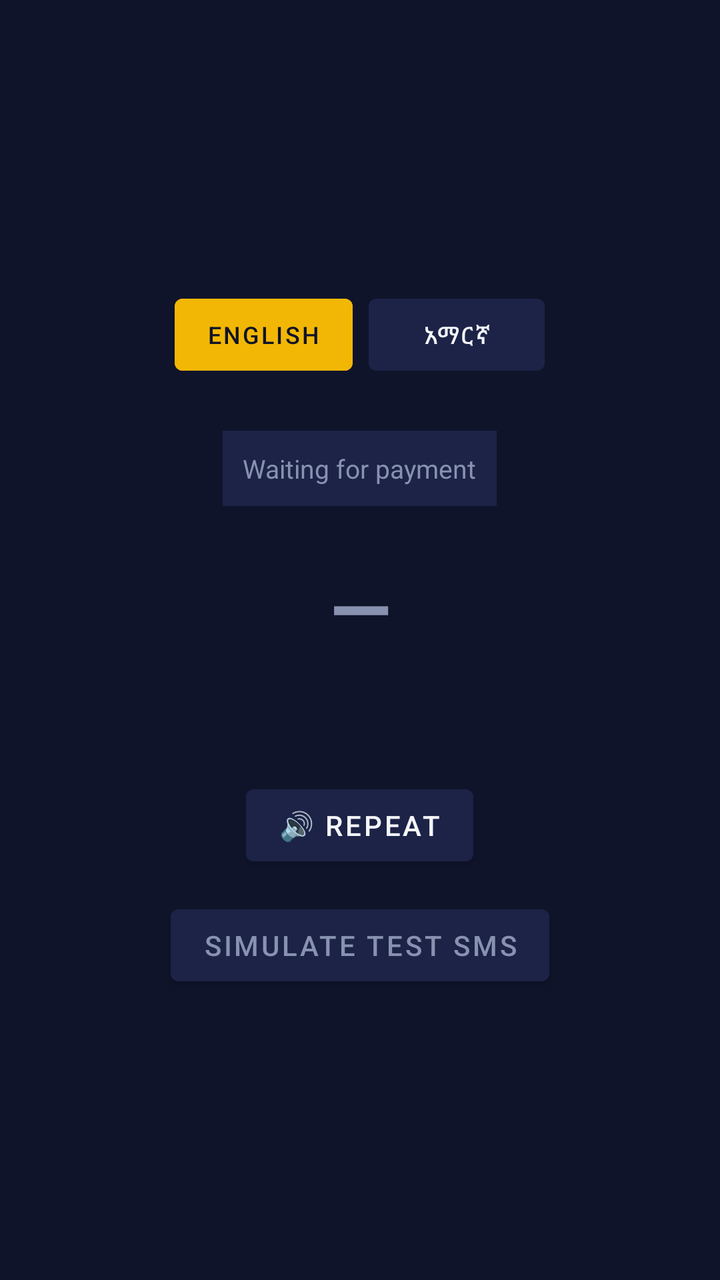
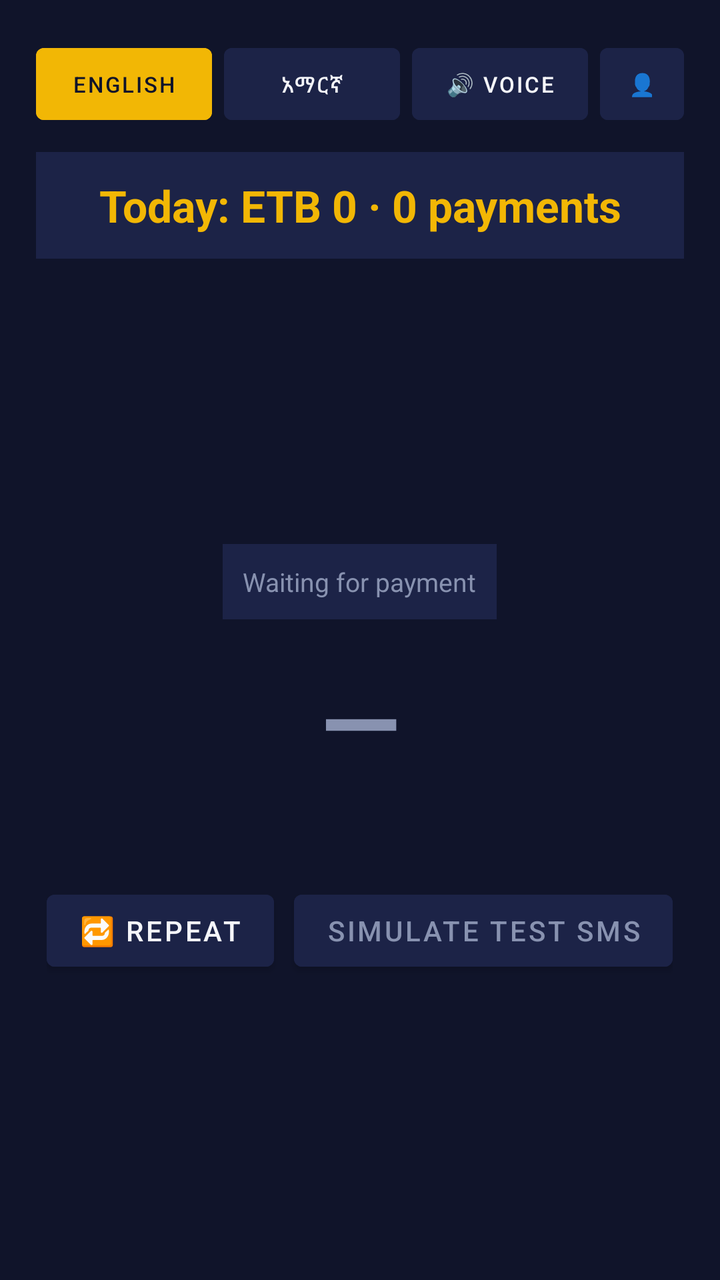

The first picture is an Android layout as it rendered before a commit; the second is the same layout after the commit. The layout source and the unified diff follow.
<!-- AndroidManifest.xml: application theme Theme.PaymentAnnouncer -->
<!-- res/layout/activity_payment.xml -->
<?xml version="1.0" encoding="utf-8"?>
<LinearLayout xmlns:android="http://schemas.android.com/apk/res/android"
    android:layout_width="match_parent"
    android:layout_height="match_parent"
    android:orientation="vertical"
    android:gravity="center"
    android:padding="24dp"
    android:background="@color/bg">

    <LinearLayout
        android:layout_width="wrap_content"
        android:layout_height="wrap_content"
        android:orientation="horizontal"
        android:layout_marginBottom="24dp">

        <Button android:id="@+id/langEnButton" android:layout_width="wrap_content" android:layout_height="wrap_content"
            android:text="English" android:backgroundTint="@color/gold" android:textColor="@color/bg" android:textSize="12sp" />

        <Button android:id="@+id/langAmButton" android:layout_width="wrap_content" android:layout_height="wrap_content"
            android:text="አማርኛ" android:backgroundTint="@color/panel" android:textColor="@color/text" android:textSize="12sp"
            android:layout_marginStart="8dp" />
    </LinearLayout>

    <TextView android:id="@+id/statusChip" android:layout_width="wrap_content" android:layout_height="wrap_content"
        android:text="@string/waiting_for_payment" android:textColor="@color/text_dim" android:textSize="13sp"
        android:background="@color/panel" android:padding="10dp" android:layout_marginBottom="24dp" />

    
    <TextView android:id="@+id/senderNameText" android:layout_width="match_parent" android:layout_height="wrap_content"
        android:text="—" android:textColor="@color/text_dim" android:textSize="40sp" android:textStyle="bold"
        android:gravity="center" android:layout_marginBottom="14dp" />

    <TextView android:id="@+id/amountText" android:layout_width="wrap_content" android:layout_height="wrap_content"
        android:textColor="@color/gold" android:textSize="26sp" android:textStyle="bold" android:visibility="gone"
        android:layout_marginBottom="10dp" />

    <TextView android:id="@+id/metaText" android:layout_width="wrap_content" android:layout_height="wrap_content"
        android:textColor="@color/text_dim" android:textSize="12sp" android:gravity="center" />

    <Button android:id="@+id/repeatButton" android:layout_width="wrap_content" android:layout_height="wrap_content"
        android:text="🔊 Repeat" android:backgroundTint="@color/panel" android:textColor="@color/text" android:layout_marginTop="28dp" />

    
    <Button android:id="@+id/testSmsButton" android:layout_width="wrap_content" android:layout_height="wrap_content"
        android:text="Simulate test SMS" android:backgroundTint="@color/panel" android:textColor="@color/text_dim" android:layout_marginTop="12dp" />

</LinearLayout>
<!-- resources referenced by this layout -->
<resources>
  <color name="bg">#10142A</color>
  <color name="gold">#F2B705</color>
  <color name="panel">#1C2347</color>
  <color name="text">#F5F6FA</color>
  <color name="text_dim">#8892B0</color>
  <string name="waiting_for_payment">Waiting for payment</string>
  <style name="Theme.PaymentAnnouncer" parent="Theme.MaterialComponents.DayNight.NoActionBar">
          <item name="colorPrimary">@color/gold</item>
          <item name="colorPrimaryDark">@color/bg</item>
          <item name="colorAccent">@color/mint</item>
          <item name="android:windowBackground">@color/bg</item>
      </style>
  <color name="mint">#3FCF8E</color>
</resources>

<!-- the commit's change to res/layout/activity_payment.xml (unified diff, before → after) -->
@@ -3,45 +3,90 @@
     android:layout_width="match_parent"
     android:layout_height="match_parent"
     android:orientation="vertical"
-    android:gravity="center"
-    android:padding="24dp"
+    android:padding="18dp"
     android:background="@color/bg">
 
     <LinearLayout
-        android:layout_width="wrap_content"
+        android:layout_width="match_parent"
         android:layout_height="wrap_content"
+        android:gravity="center"
         android:orientation="horizontal"
-        android:layout_marginBottom="24dp">
+        android:layout_marginBottom="10dp">
 
         <Button android:id="@+id/langEnButton" android:layout_width="wrap_content" android:layout_height="wrap_content"
-            android:text="English" android:backgroundTint="@color/gold" android:textColor="@color/bg" android:textSize="12sp" />
+            android:text="English" android:backgroundTint="@color/gold" android:textColor="@color/bg" android:textSize="11sp" />
 
         <Button android:id="@+id/langAmButton" android:layout_width="wrap_content" android:layout_height="wrap_content"
-            android:text="አማርኛ" android:backgroundTint="@color/panel" android:textColor="@color/text" android:textSize="12sp"
-            android:layout_marginStart="8dp" />
+            android:text="አማርኛ" android:backgroundTint="@color/panel" android:textColor="@color/text" android:textSize="11sp"
+            android:layout_marginStart="6dp" />
+
+        <Button android:id="@+id/soundModeButton" android:layout_width="wrap_content" android:layout_height="wrap_content"
+            android:text="🔊 Voice" android:backgroundTint="@color/panel" android:textColor="@color/text" android:textSize="11sp"
+            android:layout_marginStart="6dp" />
+
+        <Button android:id="@+id/profileButton" android:layout_width="wrap_content" android:layout_height="wrap_content"
+            android:text="👤" android:backgroundTint="@color/panel" android:textColor="@color/text" android:textSize="11sp"
+            android:layout_marginStart="6dp" />
     </LinearLayout>
 
-    <TextView android:id="@+id/statusChip" android:layout_width="wrap_content" android:layout_height="wrap_content"
-        android:text="@string/waiting_for_payment" android:textColor="@color/text_dim" android:textSize="13sp"
-        android:background="@color/panel" android:padding="10dp" android:layout_marginBottom="24dp" />
+    <TextView android:id="@+id/dailyTotalText" android:layout_width="match_parent" android:layout_height="wrap_content"
+        android:text="Today: ETB 0 · 0 payments" android:textColor="@color/gold" android:textSize="22sp" android:textStyle="bold"
+        android:gravity="center" android:background="@color/panel" android:padding="12dp" android:layout_marginBottom="10dp" />
 
-    
-    <TextView android:id="@+id/senderNameText" android:layout_width="match_parent" android:layout_height="wrap_content"
-        android:text="—" android:textColor="@color/text_dim" android:textSize="40sp" android:textStyle="bold"
-        android:gravity="center" android:layout_marginBottom="14dp" />
+    <LinearLayout
+        android:layout_width="match_parent"
+        android:layout_height="0dp"
+        android:layout_weight="1"
+        android:orientation="vertical"
+        android:gravity="center">
 
-    <TextView android:id="@+id/amountText" android:layout_width="wrap_content" android:layout_height="wrap_content"
-        android:textColor="@color/gold" android:textSize="26sp" android:textStyle="bold" android:visibility="gone"
-        android:layout_marginBottom="10dp" />
+        <TextView android:id="@+id/statusChip" android:layout_width="wrap_content" android:layout_height="wrap_content"
+            android:text="@string/waiting_for_payment" android:textColor="@color/text_dim" android:textSize="13sp"
+            android:background="@color/panel" android:padding="10dp" android:layout_marginBottom="16dp" android:layout_gravity="center" />
 
-    <TextView android:id="@+id/metaText" android:layout_width="wrap_content" android:layout_height="wrap_content"
-        android:textColor="@color/text_dim" android:textSize="12sp" android:gravity="center" />
+        <TextView android:id="@+id/senderNameText" android:layout_width="match_parent" android:layout_height="wrap_content"
+            android:text="—" android:textColor="@color/text_dim" android:textSize="52sp" android:textStyle="bold"
+            android:gravity="center" android:layout_marginBottom="12dp" android:maxLines="2" android:autoSizeTextType="uniform"
+            android:autoSizeMinTextSize="28sp" android:autoSizeMaxTextSize="52sp" />
 
-    <Button android:id="@+id/repeatButton" android:layout_width="wrap_content" android:layout_height="wrap_content"
-        android:text="🔊 Repeat" android:backgroundTint="@color/panel" android:textColor="@color/text" android:layout_marginTop="28dp" />
+        <TextView android:id="@+id/amountText" android:layout_width="wrap_content" android:layout_height="wrap_content"
+            android:textColor="@color/gold" android:textSize="40sp" android:textStyle="bold" android:visibility="gone"
+            android:layout_gravity="center" android:layout_marginBottom="8dp" />
 
-    
-    <Button android:id="@+id/testSmsButton" android:layout_width="wrap_content" android:layout_height="wrap_content"
-        android:text="Simulate test SMS" android:backgroundTint="@color/panel" android:textColor="@color/text_dim" android:layout_marginTop="12dp" />
+        <TextView android:id="@+id/metaText" android:layout_width="wrap_content" android:layout_height="wrap_content"
+            android:textColor="@color/text_dim" android:textSize="12sp" android:gravity="center" android:layout_gravity="center" />
+
+        <LinearLayout
+            android:layout_width="wrap_content"
+            android:layout_height="wrap_content"
+            android:orientation="horizontal"
+            android:layout_gravity="center"
+            android:layout_marginTop="18dp">
+
+            <Button android:id="@+id/repeatButton" android:layout_width="wrap_content" android:layout_height="wrap_content"
+                android:text="🔁 Repeat" android:backgroundTint="@color/panel" android:textColor="@color/text" />
+
+            <Button android:id="@+id/testSmsButton" android:layout_width="wrap_content" android:layout_height="wrap_content"
+                android:text="Simulate test SMS" android:backgroundTint="@color/panel" android:textColor="@color/text_dim"
+                android:layout_marginStart="10dp" />
+        </LinearLayout>
+    </LinearLayout>
+
+    <TextView android:id="@+id/historyLabel" android:layout_width="match_parent" android:layout_height="wrap_content"
+        android:text="Recent payments" android:textColor="@color/text_dim" android:textSize="13sp" android:textStyle="bold"
+        android:layout_marginTop="10dp" android:layout_marginBottom="6dp" android:visibility="gone" />
+
+    <ScrollView
+        android:id="@+id/historyScroll"
+        android:layout_width="match_parent"
+        android:layout_height="140dp"
+        android:visibility="gone">
+
+        <LinearLayout
+            android:id="@+id/historyContainer"
+            android:layout_width="match_parent"
+            android:layout_height="wrap_content"
+            android:orientation="vertical" />
+    </ScrollView>
 
 </LinearLayout>
